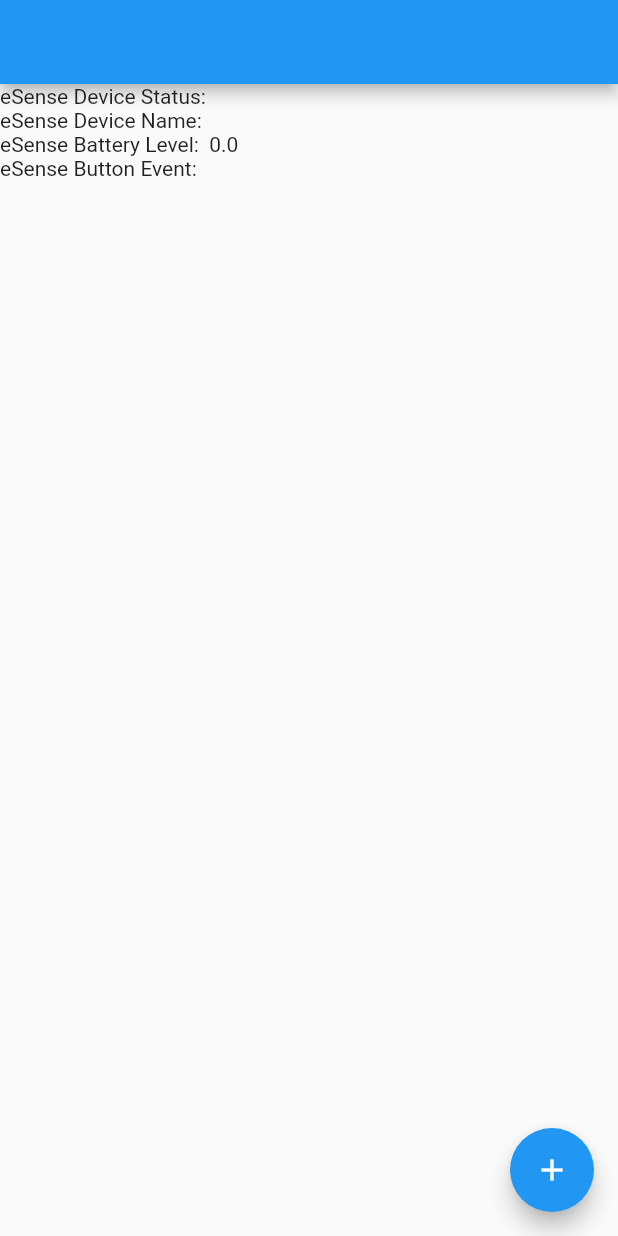
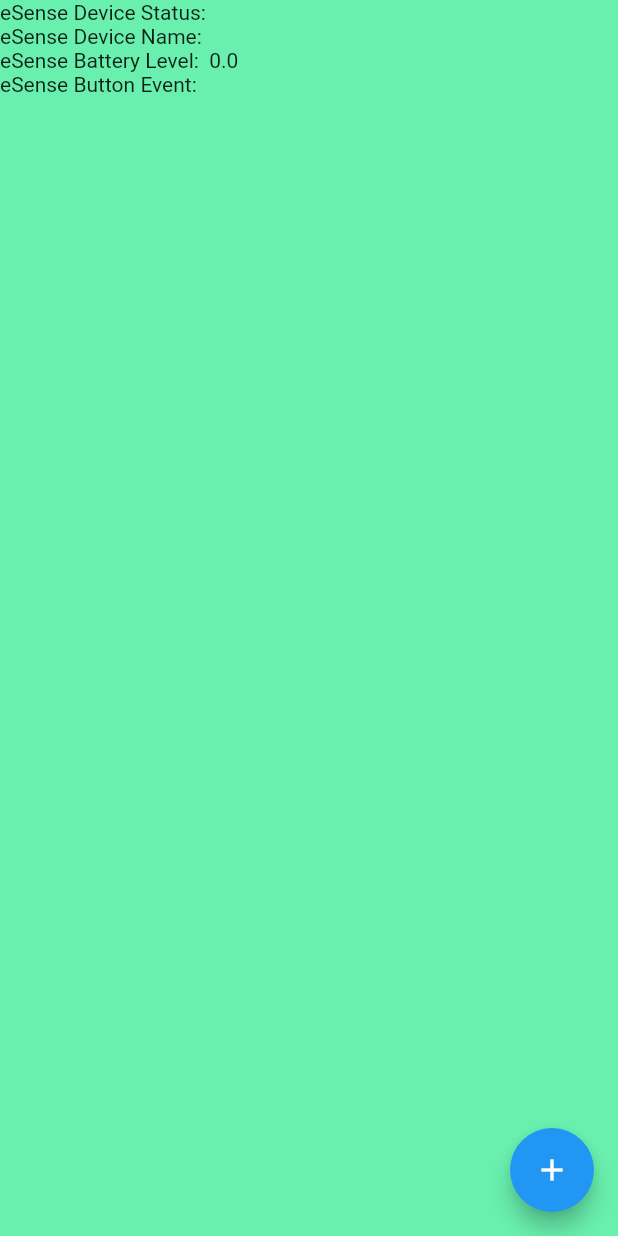
Before and after one commit to Kataglyphis/esense, a Flutter app: the Info screen opened directly with empty values, on a phone screen of 412 x 824 dp. Run offline on Flutter 3.47's test engine with Material 2 defaults, Android fonts, the phone set to English and light mode, and no system bars; missing offline and left inert: esense_flutter.

Commit message:
ready for taking esense action !!!

```diff
--- a/epic_esense_app/lib/navigation_screens/info.dart
+++ b/epic_esense_app/lib/navigation_screens/info.dart
@@ -1,39 +1,46 @@
 import 'package:flutter/material.dart';
 
-class Info extends StatelessWidget {
-  String _deviceName;
-  double _voltage;
-  String _deviceStatus;
+class Info extends StatefulWidget {
+
+  String deviceName;
+  double voltage;
+  String deviceStatus;
   bool sampling;
-  String _event;
-  String _button;
+  String event;
+  String button;
   String eSenseName;
 
-  Info(String _deviceName, double _voltage, String _deviceStatus, bool sampling,
-      String _event, String _button, String eSenseName) {
-    this._deviceName = _deviceName;
-    this._voltage = _voltage;
-    this._deviceStatus = _deviceStatus;
+  Info(String deviceName, double voltage, String deviceStatus, bool sampling,
+      String Stringevent, String button, String eSenseName) {
+    this.deviceName = deviceName;
+    this.voltage = voltage;
+    this.deviceStatus = deviceStatus;
     this.sampling = sampling;
-    this._event = _event;
-    this._button = _button;
+    this.event = Stringevent;
+    this.button = button;
     this.eSenseName = eSenseName;
   }
 
   @override
+  _MyInfoState createState() => _MyInfoState();
+
+}
+
+  class _MyInfoState extends State<Info> {
+
+  @override
   Widget build(BuildContext context) {
     return Scaffold(
-      appBar: AppBar(),
-      body: Align(
+      backgroundColor: (widget.deviceStatus == 'device_not_found') ? Colors.redAccent : Colors.greenAccent,
+      body:
+      Align(
         alignment: Alignment.topLeft,
         child: ListView(
           children: [
-            Text('eSense Device Status: \t$_deviceStatus'),
-            Text('eSense Device Name: \t$_deviceName'),
-            Text('eSense Battery Level: \t$_voltage'),
-            Text('eSense Button Event: \t$_button'),
-            Text(''),
-            Text('$_event'),
+            Text('eSense Device Status: \t'+ widget.deviceStatus),
+            Text('eSense Device Name: \t' + widget.deviceName),
+            Text('eSense Battery Level: \t' + widget.voltage.toString()),
+            Text('eSense Button Event: \t' + widget.button),
           ],
         ),
       ),
@@ -43,4 +50,22 @@ class Info extends StatelessWidget {
       ),
     );
   }
+
+  void pressedButton() {
+    setState(() {
+
+    });
+  }
+
+  @override
+  void initState() {
+    super.initState();
+
+  }
+
+  @override
+  void dispose() {
+    super.dispose();
+
+  }
 }
```
Also changed, not shown: epic_esense_app/lib/MyHomePage.dart (+29 -23 lines), epic_esense_app/lib/navigation_screens/Modi.dart (+60 -0 lines), epic_esense_app/lib/navigation_screens/Modus.dart (added, +94 -0 lines).
